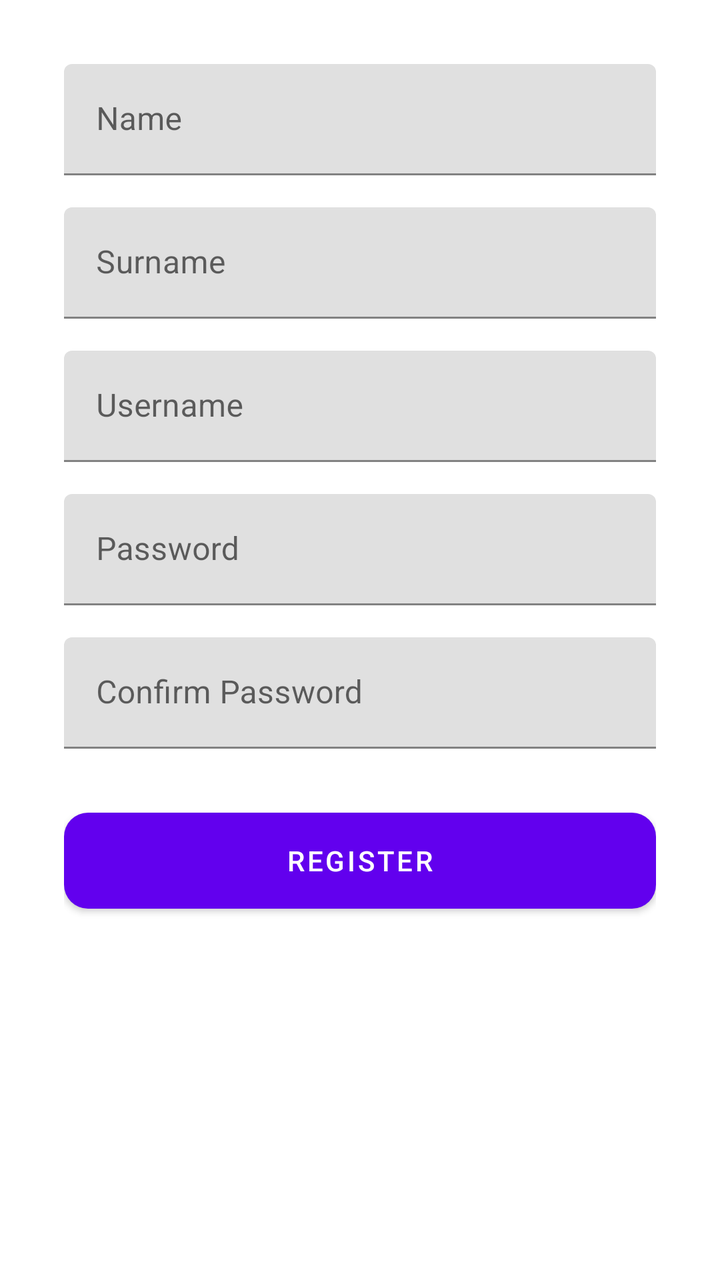
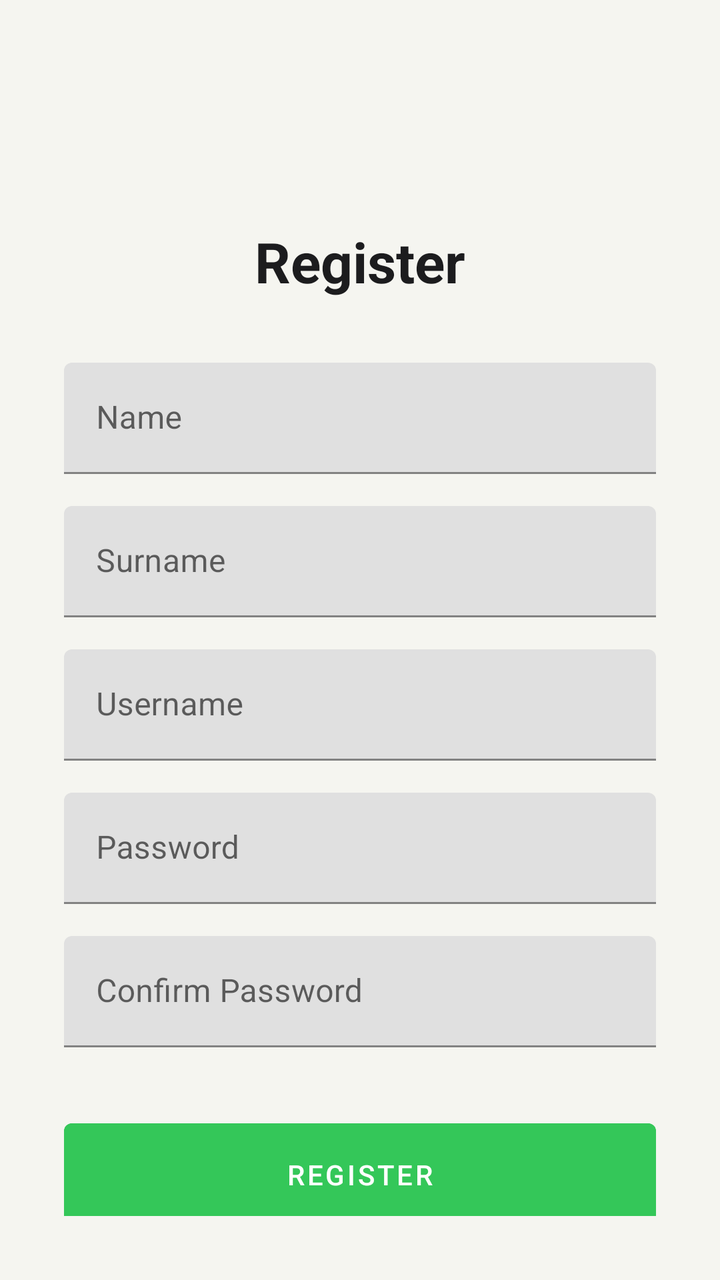

Two renders of the same Android screen: before a commit and after it. Below are the layout's source before the change and the commit's diff.
<!-- AndroidManifest.xml: application theme Theme.HarmonieBudgetAppKt -->
<!-- res/layout/activity_register.xml -->
<?xml version="1.0" encoding="utf-8"?>
<androidx.constraintlayout.widget.ConstraintLayout
    xmlns:android="http://schemas.android.com/apk/res/android"
    xmlns:app="http://schemas.android.com/apk/res-auto"
    android:layout_width="match_parent"
    android:layout_height="match_parent"
    android:background="#FFFFFF"
    android:padding="32dp">

    
    <com.google.android.material.textfield.TextInputLayout
        android:id="@+id/til_name"
        android:layout_width="0dp"
        android:layout_height="wrap_content"
        android:hint="Name"
        app:layout_constraintTop_toTopOf="parent"
        app:layout_constraintStart_toStartOf="parent"
        app:layout_constraintEnd_toEndOf="parent">
        <com.google.android.material.textfield.TextInputEditText
            android:id="@+id/et_name"
            android:layout_width="match_parent"
            android:layout_height="wrap_content" />
    </com.google.android.material.textfield.TextInputLayout>

    
    <com.google.android.material.textfield.TextInputLayout
        android:id="@+id/til_surname"
        android:layout_width="0dp"
        android:layout_height="wrap_content"
        android:hint="Surname"
        app:layout_constraintTop_toBottomOf="@id/til_name"
        app:layout_constraintStart_toStartOf="parent"
        app:layout_constraintEnd_toEndOf="parent"
        android:layout_marginTop="16dp">
        <com.google.android.material.textfield.TextInputEditText
            android:id="@+id/et_surname"
            android:layout_width="match_parent"
            android:layout_height="wrap_content" />
    </com.google.android.material.textfield.TextInputLayout>

    
    <com.google.android.material.textfield.TextInputLayout
        android:id="@+id/til_username"
        android:layout_width="0dp"
        android:layout_height="wrap_content"
        android:hint="Username"
        app:layout_constraintTop_toBottomOf="@id/til_surname"
        app:layout_constraintStart_toStartOf="parent"
        app:layout_constraintEnd_toEndOf="parent"
        android:layout_marginTop="16dp">
        <com.google.android.material.textfield.TextInputEditText
            android:id="@+id/et_username"
            android:layout_width="match_parent"
            android:layout_height="wrap_content" />
    </com.google.android.material.textfield.TextInputLayout>

    
    <com.google.android.material.textfield.TextInputLayout
        android:id="@+id/til_password"
        android:layout_width="0dp"
        android:layout_height="wrap_content"
        android:hint="Password"
        app:layout_constraintTop_toBottomOf="@id/til_username"
        app:layout_constraintStart_toStartOf="parent"
        app:layout_constraintEnd_toEndOf="parent"
        android:layout_marginTop="16dp">
        <com.google.android.material.textfield.TextInputEditText
            android:id="@+id/et_password"
            android:layout_width="match_parent"
            android:layout_height="wrap_content"
            android:inputType="textPassword" />
    </com.google.android.material.textfield.TextInputLayout>

    
    <com.google.android.material.textfield.TextInputLayout
        android:id="@+id/til_confirm"
        android:layout_width="0dp"
        android:layout_height="wrap_content"
        android:hint="Confirm Password"
        app:layout_constraintTop_toBottomOf="@id/til_password"
        app:layout_constraintStart_toStartOf="parent"
        app:layout_constraintEnd_toEndOf="parent"
        android:layout_marginTop="16dp">
        <com.google.android.material.textfield.TextInputEditText
            android:id="@+id/et_confirm_password"
            android:layout_width="match_parent"
            android:layout_height="wrap_content"
            android:inputType="textPassword" />
    </com.google.android.material.textfield.TextInputLayout>

    
    <Button
        android:id="@+id/btn_register"
        android:layout_width="0dp"
        android:layout_height="wrap_content"
        android:text="Register"
        android:background="@drawable/rounded_button"
        app:layout_constraintTop_toBottomOf="@id/til_confirm"
        app:layout_constraintStart_toStartOf="parent"
        app:layout_constraintEnd_toEndOf="parent"
        android:layout_marginTop="32dp" />

</androidx.constraintlayout.widget.ConstraintLayout>
<!-- resources referenced by this layout -->
<resources>
  <!-- drawable rounded_button (drawable) -->
  <?xml version="1.0" encoding="utf-8"?>
  <shape xmlns:android="http://schemas.android.com/apk/res/android">
      <solid android:color="#007AFF" /> 
      <corners android:radius="12dp" /> 
      <padding android:left="16dp" android:top="12dp" android:right="16dp" android:bottom="12dp" />
  </shape>
  <style name="Theme.HarmonieBudgetAppKt" parent="Theme.MaterialComponents.DayNight.NoActionBar">
          
          <item name="colorPrimary">@color/purple_500</item>
          <item name="colorPrimaryVariant">@color/purple_700</item>
          <item name="colorOnPrimary">@color/white</item>
  
          
          <item name="colorSecondary">@color/teal_200</item>
          <item name="colorSecondaryVariant">@color/teal_700</item>
          <item name="colorOnSecondary">@color/black</item>
  
          
          <item name="android:statusBarColor">?attr/colorPrimaryVariant</item>
          <item name="android:windowLightStatusBar">true</item>
      </style>
  <color name="purple_500">#FF6200EE</color>
  <color name="purple_700">#FF3700B3</color>
  <color name="white">#FFFFFFFF</color>
  <color name="teal_200">#FF03DAC5</color>
  <color name="teal_700">#FF018786</color>
  <color name="black">#FF000000</color>
</resources>

<!-- the commit's change to res/layout/activity_register.xml (unified diff, before → after) -->
@@ -4,8 +4,22 @@
     xmlns:app="http://schemas.android.com/apk/res-auto"
     android:layout_width="match_parent"
     android:layout_height="match_parent"
-    android:background="#FFFFFF"
+    android:background="#F5F5F0"
     android:padding="32dp">
+
+    
+    <TextView
+        android:id="@+id/tv_title"
+        android:layout_width="wrap_content"
+        android:layout_height="wrap_content"
+        android:text="Register"
+        android:textSize="28sp"
+        android:textColor="#1C1C1E"
+        android:textStyle="bold"
+        app:layout_constraintTop_toTopOf="parent"
+        app:layout_constraintStart_toStartOf="parent"
+        app:layout_constraintEnd_toEndOf="parent"
+        android:layout_marginTop="80dp" />
 
     
     <com.google.android.material.textfield.TextInputLayout
@@ -13,9 +27,10 @@
         android:layout_width="0dp"
         android:layout_height="wrap_content"
         android:hint="Name"
-        app:layout_constraintTop_toTopOf="parent"
+        app:layout_constraintTop_toBottomOf="@id/tv_title"
         app:layout_constraintStart_toStartOf="parent"
-        app:layout_constraintEnd_toEndOf="parent">
+        app:layout_constraintEnd_toEndOf="parent"
+        android:layout_marginTop="32dp">
         <com.google.android.material.textfield.TextInputEditText
             android:id="@+id/et_name"
             android:layout_width="match_parent"
@@ -73,7 +88,7 @@
 
     
     <com.google.android.material.textfield.TextInputLayout
-        android:id="@+id/til_confirm"
+        android:id="@+id/til_confirm_password"
         android:layout_width="0dp"
         android:layout_height="wrap_content"
         android:hint="Confirm Password"
@@ -94,10 +109,12 @@
         android:layout_width="0dp"
         android:layout_height="wrap_content"
         android:text="Register"
-        android:background="@drawable/rounded_button"
-        app:layout_constraintTop_toBottomOf="@id/til_confirm"
+        android:backgroundTint="#34C759"
+        android:textColor="#FFFFFF"
+        app:layout_constraintTop_toBottomOf="@id/til_confirm_password"
         app:layout_constraintStart_toStartOf="parent"
         app:layout_constraintEnd_toEndOf="parent"
-        android:layout_marginTop="32dp" />
+        android:layout_marginTop="32dp"
+        android:paddingVertical="16dp" />
 
 </androidx.constraintlayout.widget.ConstraintLayout>
<!-- resource entries referenced after the edit -->
@@ -1,32 +1,17 @@
 <!-- resources referenced by this layout -->
 <resources>
-  <!-- drawable rounded_button (drawable) -->
-  <?xml version="1.0" encoding="utf-8"?>
-  <shape xmlns:android="http://schemas.android.com/apk/res/android">
-      <solid android:color="#007AFF" /> 
-      <corners android:radius="12dp" /> 
-      <padding android:left="16dp" android:top="12dp" android:right="16dp" android:bottom="12dp" />
-  </shape>
   <style name="Theme.HarmonieBudgetAppKt" parent="Theme.MaterialComponents.DayNight.NoActionBar">
-          
-          <item name="colorPrimary">@color/purple_500</item>
-          <item name="colorPrimaryVariant">@color/purple_700</item>
+          <item name="colorPrimary">@color/accent_blue</item>
+          <item name="colorPrimaryVariant">@color/accent_blue</item>
           <item name="colorOnPrimary">@color/white</item>
-  
-          
-          <item name="colorSecondary">@color/teal_200</item>
-          <item name="colorSecondaryVariant">@color/teal_700</item>
-          <item name="colorOnSecondary">@color/black</item>
-  
-          
-          <item name="android:statusBarColor">?attr/colorPrimaryVariant</item>
+          <item name="colorSecondary">@color/accent_green</item>
+          <item name="colorOnSecondary">@color/white</item>
+          <item name="android:statusBarColor">@color/background_light</item>
           <item name="android:windowLightStatusBar">true</item>
+          <item name="android:background">@color/background_light</item>
       </style>
-  <color name="purple_500">#FF6200EE</color>
-  <color name="purple_700">#FF3700B3</color>
-  <color name="white">#FFFFFFFF</color>
-  <color name="teal_200">#FF03DAC5</color>
-  <color name="teal_700">#FF018786</color>
-  <color name="black">#FF000000</color>
+  <color name="accent_blue">#007AFF</color>
+  <color name="accent_green">#34C759</color>
+  <color name="background_light">#F5F5F0</color>
 </resources>
 
